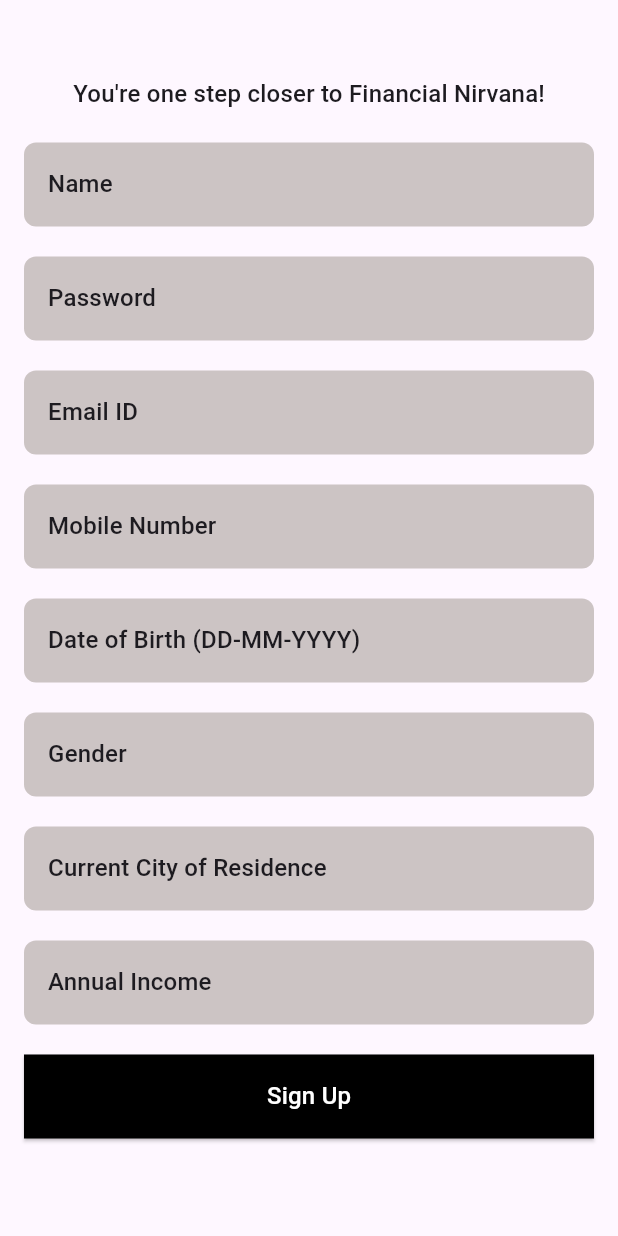
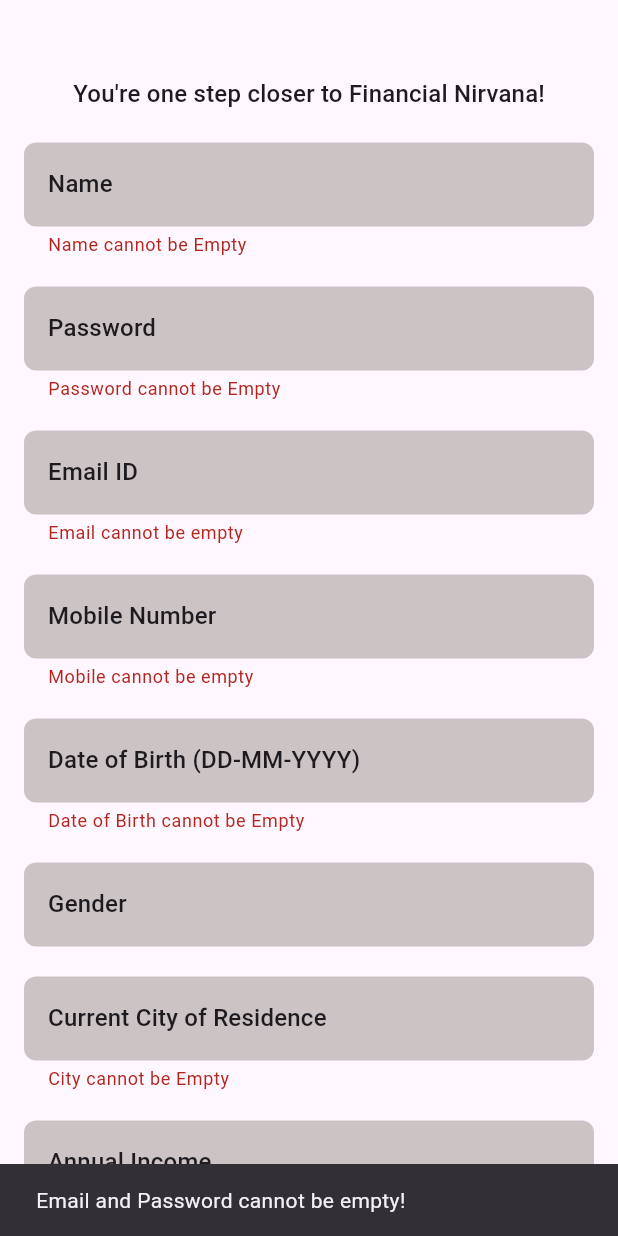
Before and after one commit to Siddiqui145/money_monastery, a Flutter app: the SignupScreen screen opened directly, after a tap on "Sign Up", on a phone screen of 412 x 824 dp. Run offline on Flutter 3.47's test engine with Material 3 defaults, Android fonts, the light colour scheme and no system bars; our stand-ins replace cloud_firestore, firebase_auth, firebase_core; accounts and stored records are empty.

Commit message:
Validations & Cloud Firestore done

```diff
--- a/lib/src/features/home/presentation/auth/signup_screen.dart
+++ b/lib/src/features/home/presentation/auth/signup_screen.dart
@@ -1,6 +1,8 @@
+import 'package:cloud_firestore/cloud_firestore.dart';
 import 'package:firebase_auth/firebase_auth.dart';
 import 'package:flutter/material.dart';
-import 'package:money_monastery/src/features/home/presentation/auth/landing_screen.dart';
+import 'package:flutter/services.dart';
+import 'package:money_monastery/src/features/home/presentation/screens/landing_screen.dart';
 import 'package:money_monastery/src/features/home/presentation/widgets/custom_button.dart';
 import 'package:money_monastery/src/features/home/presentation/widgets/custom_textfield.dart';
 
@@ -11,6 +13,8 @@ class SignupScreen extends StatefulWidget {
   State<SignupScreen> createState() => _SignupScreenState();
 }
 
+class _SignupScreenState extends State<SignupScreen> {
+  final _formKey = GlobalKey<FormState>();
 
   final TextEditingController nameController = TextEditingController();
     final TextEditingController passwordController = TextEditingController();
@@ -21,65 +25,187 @@ class SignupScreen extends StatefulWidget {
     final TextEditingController cityController = TextEditingController();
     final TextEditingController incomeController = TextEditingController();
 
-      Future<void> createUserWithEmailAndPassword() async {
-    final userCredential = await FirebaseAuth.instance.createUserWithEmailAndPassword(
-      email: emailController.text.trim(),
-      password: passwordController.text.trim());
-      print(userCredential);
-  }
-
     @override
   void dispose() {
     emailController.dispose();
     passwordController.dispose();
+    nameController.dispose();
+    mobileController.dispose();
+    dobController.dispose();
+    genderController.dispose();
+    cityController.dispose();
+    incomeController.dispose();
+    super.dispose();
+  }
 
+  Future<void> createUserWithEmailAndPassword() async {
+    String email = emailController.text.trim();
+    String password = passwordController.text.trim();
+
+    if (email.isEmpty || password.isEmpty) {
+      ScaffoldMessenger.of(context).showSnackBar(
+        SnackBar(content: Text("Email and Password cannot be empty!")),
+      );
+      return;
     }
-class _SignupScreenState extends State<SignupScreen> {
+    if (password.length < 6) {
+      ScaffoldMessenger.of(context).showSnackBar(
+        SnackBar(content: Text("Password must be at least 6 characters!")),
+      );
+      return;
+    }
+        try {
+            final userCredential = await FirebaseAuth.instance.createUserWithEmailAndPassword(
+      email: email,
+      password: password,);
+      print("User created: ${userCredential.user?.uid}");
+
+      Navigator.pushReplacement(
+        context,
+        MaterialPageRoute(builder: (context) => LandingScreen()),
+      );
+    }
+     on FirebaseAuthException catch(e) {
+      print("Firebase Auth Error: ${e.code} - ${e.message}");
+      ScaffoldMessenger.of(context).showSnackBar(
+        SnackBar(content: Text("Error: ${e.message}")),
+      );
+      }
+      catch(e) {
+        print("Unexpected Error : $e");
+        ScaffoldMessenger.of(context).showSnackBar(
+          SnackBar(content: Text('Unexpected Error occured'))
+        );
+      }
+        }
+
+        Future<void> uploadUserToDb() async {
+          if(_formKey.currentState!.validate()) {
+              try{
+            await FirebaseFirestore.instance.collection("users").add({
+              "name": nameController.text.trim(),
+              "email": emailController.text.trim(),
+              "mobile": mobileController.text.trim(),
+              "dob": dobController.text.trim(),
+              "gender": genderController.text.trim(),
+              "city": cityController.text.trim(),
+              "income": incomeController.text.trim()
+            });
+            ScaffoldMessenger.of(context).showSnackBar(SnackBar(content: Text("User Data Uploaded Successfully!")));
+          }
+          catch(e){
+            ScaffoldMessenger.of(context).showSnackBar(SnackBar(content: Text("Error Uploading data : $e")));
+          }
+        }
+        }
+
+
   @override
   Widget build(BuildContext context) {
 
     return Scaffold(
       body: Padding(padding: EdgeInsets.all(16),
       child: SingleChildScrollView(
+        child: Form(
+          key: _formKey,
           child: Column(
             children: [
               const SizedBox(height: 35,),
               Text("You're one step closer to Financial Nirvana!",
               style: Theme.of(context).textTheme.titleMedium,),
-            const SizedBox(height: 20,),
-            CustomTextfield(title: 'Name', controller: nameController),
 
               const SizedBox(height: 20,),
-            CustomTextfield(title: 'Password', controller: passwordController),
+              CustomTextfield(title: 'Name', controller: nameController, keyboardType: TextInputType.name,
+              validator: (value) {
+                if (value == null || value.trim().isEmpty) {
+                  return "Name cannot be Empty";
+                }
+                return null;
+              },),
 
               const SizedBox(height: 20,),
-            CustomTextfield(title: 'Email ID', controller: emailController),
+              CustomTextfield(title: 'Password', controller: passwordController, isPassword: true,
+              validator: (value) {
+                if (value == null || value.trim().isEmpty) {
+                  return "Password cannot be Empty";
+                }
+                return null;
+              },
+              ),
 
               const SizedBox(height: 20,),
-            CustomTextfield(title: 'Mobile Number', controller: mobileController),
+              CustomTextfield(title: 'Email ID', controller: emailController, keyboardType: TextInputType.emailAddress,
+              validator: (value) {
+                  if (value == null || value.trim().isEmpty) {
+                    return "Email cannot be empty";
+                  }
+                  if (!RegExp(r"^[a-zA-Z0-9._%+-]+@[a-zA-Z0-9.-]+\.[a-zA-Z]{2,}$")
+                      .hasMatch(value)) {
+                    return "Enter a valid email";
+                  }
+                  return null;
+                },),
 
               const SizedBox(height: 20,),
-            CustomTextfield(title: 'Date of Birth (DD-MM-YYYY)', controller: dobController),
+              CustomTextfield(title: 'Mobile Number', controller: mobileController, keyboardType: TextInputType.number,
+              inputFormatters: [
+                LengthLimitingTextInputFormatter(10),
+                FilteringTextInputFormatter.digitsOnly
+              ],
+              validator: (value) {
+                  if (value == null || value.trim().isEmpty) {
+                    return "Mobile cannot be empty";
+                  }
+                  if (!RegExp(r"^[6789]\d{9}$").hasMatch(value)) {
+                    return "Enter a valid 10-digit mobile number starting with 6, 7, 8, or 9";
+                  }
+                  if (value.length != 10) {
+                    return "Enter a valid 10-digit mobile number";
+                  }
+                  return null;
+                },),
+
+              const SizedBox(height: 20,),
+              CustomTextfield(title: 'Date of Birth (DD-MM-YYYY)', controller: dobController, keyboardType: TextInputType.number,
+              validator: (value) {
+                if (value == null || value.trim().isEmpty) {
+                  return "Date of Birth cannot be Empty";
+                }
+                return null;
+              },),
 
               const SizedBox(height: 20,),
               CustomTextfield(title: 'Gender', controller: genderController),
 
               const SizedBox(height: 20,),
-            CustomTextfield(title: 'Current City of Residence', controller: cityController),
+              CustomTextfield(title: 'Current City of Residence', controller: cityController, keyboardType: TextInputType.name,
+              validator: (value) {
+                if (value == null || value.trim().isEmpty) {
+                  return "City cannot be Empty";
+                }
+                return null;
+              },),
 
               const SizedBox(height: 20,),
-            CustomTextfield(title: 'Annual Income', controller: incomeController),
+              CustomTextfield(title: 'Annual Income', controller: incomeController, keyboardType: TextInputType.number,
+              validator: (value) {
+                if (value == null || value.trim().isEmpty) {
+                  return "Income cannot be Empty";
+                }
+                return null;
+              },),
 
               const SizedBox(height: 20,),
               CustomButton(title: 'Sign Up', onPressed: () async {
                   await createUserWithEmailAndPassword();
-                Navigator.pushReplacement(context, MaterialPageRoute(builder: (context) => LandingScreen()));
+                  await uploadUserToDb();
                 },
                 backgroundColor: Colors.black,
                 textColor: Colors.white,),
 
             ],
           ),
+        ),
       ),),
     );
   }
--- a/lib/src/features/home/presentation/widgets/custom_textfield.dart
+++ b/lib/src/features/home/presentation/widgets/custom_textfield.dart
@@ -1,4 +1,5 @@
 import 'package:flutter/material.dart';
+import 'package:flutter/services.dart';
 
 class CustomTextfield extends StatelessWidget {
   const CustomTextfield({
@@ -7,7 +8,10 @@ class CustomTextfield extends StatelessWidget {
     required this.controller,
     this.hintText,
     this.obscureText = false,
-    this.isPassword = false
+    this.isPassword = false,
+    this.keyboardType,
+    this.validator,
+    this.inputFormatters,
     });
 
     final String title;
@@ -15,14 +19,20 @@ class CustomTextfield extends StatelessWidget {
     final String? hintText;
     final bool obscureText;
     final bool isPassword;
+    final TextInputType? keyboardType;
+    final String? Function(String?)? validator;
+    final List<TextInputFormatter>? inputFormatters;
 
   @override
   Widget build(BuildContext context) {
     return SizedBox(
       width: double.infinity,
-      child: TextField(
+      child: TextFormField(
         controller: controller,
         obscureText: isPassword,
+        keyboardType: keyboardType,
+        validator: validator,
+        inputFormatters: inputFormatters,
         decoration: InputDecoration(
           hintText: title,
           hintStyle: Theme.of(context).textTheme.titleMedium,
@@ -31,7 +41,7 @@ class CustomTextfield extends StatelessWidget {
           fillColor: Color.fromRGBO(204, 196, 196, 1),
           border: OutlineInputBorder(
               borderRadius: BorderRadius.circular(8),
-              borderSide: BorderSide.none, // No border
+              borderSide: BorderSide.none,
             ),
         ),
       ),
```
Lines whose indentation alone changed are shown as unchanged.
